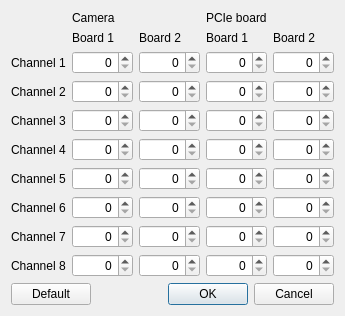
First picture: the form in escam/dialogdac.ui, repository Entwicklungsburo-Stresing/EBST_CAM, before the edit.
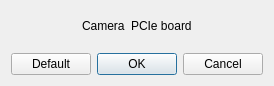
Second picture: the form after the edit. Custom widgets are drawn as their Qt base class.

```diff
--- a/escam/dialogdac.ui
+++ b/escam/dialogdac.ui
@@ -6,42 +6,31 @@
    <rect>
     <x>0</x>
     <y>0</y>
-    <width>311</width>
-    <height>303</height>
+    <width>257</width>
+    <height>86</height>
    </rect>
   </property>
   <property name="windowTitle">
    <string>DAC</string>
   </property>
-  <layout class="QVBoxLayout" name="verticalLayout">
+  <layout class="QVBoxLayout" name="verticalLayout_4">
    <item>
-    <layout class="QGridLayout" name="gridLayoutDac">
-     <item row="10" column="2">
-      <widget class="QSpinBox" name="spinBoxChannel8">
-       <property name="alignment">
-        <set>Qt::AlignRight|Qt::AlignTrailing|Qt::AlignVCenter</set>
-       </property>
-       <property name="maximum">
-        <number>65535</number>
-       </property>
-      </widget>
-     </item>
-     <item row="5" column="1">
-      <widget class="QLabel" name="labelDacChannel3">
-       <property name="text">
-        <string>Channel 3</string>
-       </property>
-      </widget>
-     </item>
-     <item row="2" column="4">
-      <widget class="QLabel" name="labelPcieBoard1">
-       <property name="text">
-        <string>Board 1</string>
-       </property>
-      </widget>
-     </item>
-     <item row="3" column="6">
-      <spacer name="horizontalSpacer_8">
+    <spacer name="verticalSpacer_3">
+     <property name="orientation">
+      <enum>Qt::Vertical</enum>
+     </property>
+     <property name="sizeHint" stdset="0">
+      <size>
+       <width>20</width>
+       <height>40</height>
+      </size>
+     </property>
+    </spacer>
+   </item>
+   <item>
+    <layout class="QHBoxLayout" name="horizontalLayout_4">
+     <item>
+      <spacer name="horizontalSpacer_2">
        <property name="orientation">
         <enum>Qt::Horizontal</enum>
        </property>
@@ -53,218 +42,72 @@
        </property>
       </spacer>
      </item>
-     <item row="6" column="2">
-      <widget class="QSpinBox" name="spinBoxChannel4">
-       <property name="alignment">
-        <set>Qt::AlignRight|Qt::AlignTrailing|Qt::AlignVCenter</set>
-       </property>
-       <property name="maximum">
-        <number>65535</number>
-       </property>
-      </widget>
+     <item>
+      <layout class="QVBoxLayout" name="verticalLayout"/>
      </item>
-     <item row="1" column="4">
-      <widget class="QLabel" name="labelPcie">
-       <property name="text">
-        <string>PCIe board</string>
-       </property>
-      </widget>
+     <item>
+      <layout class="QVBoxLayout" name="verticalLayout_3">
+       <item>
+        <widget class="QLabel" name="labelCamera">
+         <property name="text">
+          <string>Camera</string>
+         </property>
+        </widget>
+       </item>
+       <item>
+        <layout class="QHBoxLayout" name="horizontalLayout_3">
+         <item>
+          <widget class="DacSpinBoxes" name="dacSpinBoxesCameraBoard_0" native="true"/>
+         </item>
+         <item>
+          <widget class="DacSpinBoxes" name="dacSpinBoxesCameraBoard_1" native="true"/>
+         </item>
+         <item>
+          <widget class="DacSpinBoxes" name="dacSpinBoxesCameraBoard_2" native="true"/>
+         </item>
+         <item>
+          <widget class="DacSpinBoxes" name="dacSpinBoxesCameraBoard_3" native="true"/>
+         </item>
+         <item>
+          <widget class="DacSpinBoxes" name="dacSpinBoxesCameraBoard_4" native="true"/>
+         </item>
+        </layout>
+       </item>
+      </layout>
      </item>
-     <item row="4" column="3">
-      <widget class="QSpinBox" name="spinBoxBoard2Channel2">
-       <property name="alignment">
-        <set>Qt::AlignRight|Qt::AlignTrailing|Qt::AlignVCenter</set>
-       </property>
-       <property name="maximum">
-        <number>65535</number>
-       </property>
-      </widget>
+     <item>
+      <layout class="QVBoxLayout" name="verticalLayout_2">
+       <item>
+        <widget class="QLabel" name="labelPcie">
+         <property name="text">
+          <string>PCIe board</string>
+         </property>
+        </widget>
+       </item>
+       <item>
+        <layout class="QHBoxLayout" name="horizontalLayout_2">
+         <item>
+          <widget class="DacSpinBoxes" name="dacSpinBoxesPcieBoard_0" native="true"/>
+         </item>
+         <item>
+          <widget class="DacSpinBoxes" name="dacSpinBoxesPcieBoard_1" native="true"/>
+         </item>
+         <item>
+          <widget class="DacSpinBoxes" name="dacSpinBoxesPcieBoard_2" native="true"/>
+         </item>
+         <item>
+          <widget class="DacSpinBoxes" name="dacSpinBoxesPcieBoard_3" native="true"/>
+         </item>
+         <item>
+          <widget class="DacSpinBoxes" name="dacSpinBoxesPcieBoard_4" native="true"/>
+         </item>
+        </layout>
+       </item>
+      </layout>
      </item>
-     <item row="11" column="2">
-      <spacer name="verticalSpacer">
+     <item>
+      <spacer name="horizontalSpacer">
        <property name="orientation">
-        <enum>Qt::Vertical</enum>
-       </property>
-       <property name="sizeHint" stdset="0">
-        <size>
-         <width>20</width>
-         <height>40</height>
-        </size>
-       </property>
-      </spacer>
-     </item>
-     <item row="9" column="2">
-      <widget class="QSpinBox" name="spinBoxChannel7">
-       <property name="alignment">
-        <set>Qt::AlignRight|Qt::AlignTrailing|Qt::AlignVCenter</set>
-       </property>
-       <property name="maximum">
-        <number>65535</number>
-       </property>
-      </widget>
-     </item>
-     <item row="8" column="3">
-      <widget class="QSpinBox" name="spinBoxBoard2Channel6">
-       <property name="alignment">
-        <set>Qt::AlignRight|Qt::AlignTrailing|Qt::AlignVCenter</set>
-       </property>
-       <property name="maximum">
-        <number>65535</number>
-       </property>
-      </widget>
-     </item>
-     <item row="10" column="3">
-      <widget class="QSpinBox" name="spinBoxBoard2Channel8">
-       <property name="alignment">
-        <set>Qt::AlignRight|Qt::AlignTrailing|Qt::AlignVCenter</set>
-       </property>
-       <property name="maximum">
-        <number>65535</number>
-       </property>
-      </widget>
-     </item>
-     <item row="3" column="1">
-      <widget class="QLabel" name="labelDacChannel1">
-       <property name="text">
-        <string>Channel 1</string>
-       </property>
-      </widget>
-     </item>
-     <item row="7" column="3">
-      <widget class="QSpinBox" name="spinBoxBoard2Channel5">
-       <property name="alignment">
-        <set>Qt::AlignRight|Qt::AlignTrailing|Qt::AlignVCenter</set>
-       </property>
-       <property name="maximum">
-        <number>65535</number>
-       </property>
-      </widget>
-     </item>
-     <item row="2" column="3">
-      <widget class="QLabel" name="labelBoard2">
-       <property name="text">
-        <string>Board 2</string>
-       </property>
-      </widget>
-     </item>
-     <item row="5" column="3">
-      <widget class="QSpinBox" name="spinBoxBoard2Channel3">
-       <property name="alignment">
-        <set>Qt::AlignRight|Qt::AlignTrailing|Qt::AlignVCenter</set>
-       </property>
-       <property name="maximum">
-        <number>65535</number>
-       </property>
-      </widget>
-     </item>
-     <item row="0" column="2">
-      <spacer name="verticalSpacer_2">
-       <property name="orientation">
-        <enum>Qt::Vertical</enum>
-       </property>
-       <property name="sizeHint" stdset="0">
-        <size>
-         <width>20</width>
-         <height>40</height>
-        </size>
-       </property>
-      </spacer>
-     </item>
-     <item row="6" column="1">
-      <widget class="QLabel" name="labelDacChannel4">
-       <property name="text">
-        <string>Channel 4</string>
-       </property>
-      </widget>
-     </item>
-     <item row="10" column="1">
-      <widget class="QLabel" name="labelDacChannel8">
-       <property name="text">
-        <string>Channel 8</string>
-       </property>
-      </widget>
-     </item>
-     <item row="1" column="2">
-      <widget class="QLabel" name="labelCamera">
-       <property name="text">
-        <string>Camera</string>
-       </property>
-      </widget>
-     </item>
-     <item row="7" column="1">
-      <widget class="QLabel" name="labelDacChannel5">
-       <property name="text">
-        <string>Channel 5</string>
-       </property>
-      </widget>
-     </item>
-     <item row="2" column="2">
-      <widget class="QLabel" name="labelBoard1">
-       <property name="text">
-        <string>Board 1</string>
-       </property>
-      </widget>
-     </item>
-     <item row="8" column="2">
-      <widget class="QSpinBox" name="spinBoxChannel6">
-       <property name="alignment">
-        <set>Qt::AlignRight|Qt::AlignTrailing|Qt::AlignVCenter</set>
-       </property>
-       <property name="maximum">
-        <number>65535</number>
-       </property>
-      </widget>
-     </item>
-     <item row="7" column="2">
-      <widget class="QSpinBox" name="spinBoxChannel5">
-       <property name="alignment">
-        <set>Qt::AlignRight|Qt::AlignTrailing|Qt::AlignVCenter</set>
-       </property>
-       <property name="maximum">
-        <number>65535</number>
-       </property>
-      </widget>
-     </item>
-     <item row="4" column="2">
-      <widget class="QSpinBox" name="spinBoxChannel2">
-       <property name="alignment">
-        <set>Qt::AlignRight|Qt::AlignTrailing|Qt::AlignVCenter</set>
-       </property>
-       <property name="maximum">
-        <number>65535</number>
-       </property>
-      </widget>
-     </item>
-     <item row="9" column="1">
-      <widget class="QLabel" name="labelDacChannel7">
-       <property name="text">
-        <string>Channel 7</string>
-       </property>
-      </widget>
-     </item>
-     <item row="3" column="3">
-      <widget class="QSpinBox" name="spinBoxBoard2Channel1">
-       <property name="alignment">
-        <set>Qt::AlignRight|Qt::AlignTrailing|Qt::AlignVCenter</set>
-       </property>
-       <property name="maximum">
-        <number>65535</number>
-       </property>
-      </widget>
-     </item>
-     <item row="3" column="2">
-      <widget class="QSpinBox" name="spinBoxChannel1">
-       <property name="alignment">
-        <set>Qt::AlignRight|Qt::AlignTrailing|Qt::AlignVCenter</set>
-       </property>
-       <property name="maximum">
-        <number>65535</number>
-       </property>
-      </widget>
-     </item>
-     <item row="3" column="0">
-      <spacer name="horizontalSpacer_7">
-       <property name="orientation">
         <enum>Qt::Horizontal</enum>
        </property>
        <property name="sizeHint" stdset="0">
@@ -275,219 +118,21 @@
        </property>
       </spacer>
      </item>
-     <item row="5" column="2">
-      <widget class="QSpinBox" name="spinBoxChannel3">
-       <property name="alignment">
-        <set>Qt::AlignRight|Qt::AlignTrailing|Qt::AlignVCenter</set>
-       </property>
-       <property name="maximum">
-        <number>65535</number>
-       </property>
-      </widget>
-     </item>
-     <item row="8" column="1">
-      <widget class="QLabel" name="labelDacChannel6">
-       <property name="text">
-        <string>Channel 6</string>
-       </property>
-      </widget>
-     </item>
-     <item row="9" column="3">
-      <widget class="QSpinBox" name="spinBoxBoard2Channel7">
-       <property name="alignment">
-        <set>Qt::AlignRight|Qt::AlignTrailing|Qt::AlignVCenter</set>
-       </property>
-       <property name="maximum">
-        <number>65535</number>
-       </property>
-      </widget>
-     </item>
-     <item row="4" column="1">
-      <widget class="QLabel" name="labelDacChannel2">
-       <property name="text">
-        <string>Channel 2</string>
-       </property>
-      </widget>
-     </item>
-     <item row="6" column="3">
-      <widget class="QSpinBox" name="spinBoxBoard2Channel4">
-       <property name="alignment">
-        <set>Qt::AlignRight|Qt::AlignTrailing|Qt::AlignVCenter</set>
-       </property>
-       <property name="maximum">
-        <number>65535</number>
-       </property>
-      </widget>
-     </item>
-     <item row="2" column="5">
-      <widget class="QLabel" name="labelPcieBoard2">
-       <property name="text">
-        <string>Board 2</string>
-       </property>
-      </widget>
-     </item>
-     <item row="3" column="4">
-      <widget class="QSpinBox" name="spinBoxPCIeBoard1Channel1">
-       <property name="alignment">
-        <set>Qt::AlignRight|Qt::AlignTrailing|Qt::AlignVCenter</set>
-       </property>
-       <property name="maximum">
-        <number>65535</number>
-       </property>
-      </widget>
-     </item>
-     <item row="4" column="4">
-      <widget class="QSpinBox" name="spinBoxPCIeBoard1Channel2">
-       <property name="alignment">
-        <set>Qt::AlignRight|Qt::AlignTrailing|Qt::AlignVCenter</set>
-       </property>
-       <property name="maximum">
-        <number>65535</number>
-       </property>
-      </widget>
-     </item>
-     <item row="5" column="4">
-      <widget class="QSpinBox" name="spinBoxPCIeBoard1Channel3">
-       <property name="alignment">
-        <set>Qt::AlignRight|Qt::AlignTrailing|Qt::AlignVCenter</set>
-       </property>
-       <property name="maximum">
-        <number>65535</number>
-       </property>
-      </widget>
-     </item>
-     <item row="6" column="4">
-      <widget class="QSpinBox" name="spinBoxPCIeBoard1Channel4">
-       <property name="alignment">
-        <set>Qt::AlignRight|Qt::AlignTrailing|Qt::AlignVCenter</set>
-       </property>
-       <property name="maximum">
-        <number>65535</number>
-       </property>
-      </widget>
-     </item>
-     <item row="7" column="4">
-      <widget class="QSpinBox" name="spinBoxPCIeBoard1Channel5">
-       <property name="alignment">
-        <set>Qt::AlignRight|Qt::AlignTrailing|Qt::AlignVCenter</set>
-       </property>
-       <property name="maximum">
-        <number>65535</number>
-       </property>
-      </widget>
-     </item>
-     <item row="8" column="4">
-      <widget class="QSpinBox" name="spinBoxPCIeBoard1Channel6">
-       <property name="alignment">
-        <set>Qt::AlignRight|Qt::AlignTrailing|Qt::AlignVCenter</set>
-       </property>
-       <property name="maximum">
-        <number>65535</number>
-       </property>
-      </widget>
-     </item>
-     <item row="9" column="4">
-      <widget class="QSpinBox" name="spinBoxPCIeBoard1Channel7">
-       <property name="alignment">
-        <set>Qt::AlignRight|Qt::AlignTrailing|Qt::AlignVCenter</set>
-       </property>
-       <property name="maximum">
-        <number>65535</number>
-       </property>
-      </widget>
-     </item>
-     <item row="10" column="4">
-      <widget class="QSpinBox" name="spinBoxPCIeBoard1Channel8">
-       <property name="alignment">
-        <set>Qt::AlignRight|Qt::AlignTrailing|Qt::AlignVCenter</set>
-       </property>
-       <property name="maximum">
-        <number>65535</number>
-       </property>
-      </widget>
-     </item>
-     <item row="3" column="5">
-      <widget class="QSpinBox" name="spinBoxPCIeBoard2Channel1">
-       <property name="alignment">
-        <set>Qt::AlignRight|Qt::AlignTrailing|Qt::AlignVCenter</set>
-       </property>
-       <property name="maximum">
-        <number>65535</number>
-       </property>
-      </widget>
-     </item>
-     <item row="4" column="5">
-      <widget class="QSpinBox" name="spinBoxPCIeBoard2Channel2">
-       <property name="alignment">
-        <set>Qt::AlignRight|Qt::AlignTrailing|Qt::AlignVCenter</set>
-       </property>
-       <property name="maximum">
-        <number>65535</number>
-       </property>
-      </widget>
-     </item>
-     <item row="5" column="5">
-      <widget class="QSpinBox" name="spinBoxPCIeBoard2Channel3">
-       <property name="alignment">
-        <set>Qt::AlignRight|Qt::AlignTrailing|Qt::AlignVCenter</set>
-       </property>
-       <property name="maximum">
-        <number>65535</number>
-       </property>
-      </widget>
-     </item>
-     <item row="6" column="5">
-      <widget class="QSpinBox" name="spinBoxPCIeBoard2Channel4">
-       <property name="alignment">
-        <set>Qt::AlignRight|Qt::AlignTrailing|Qt::AlignVCenter</set>
-       </property>
-       <property name="maximum">
-        <number>65535</number>
-       </property>
-      </widget>
-     </item>
-     <item row="7" column="5">
-      <widget class="QSpinBox" name="spinBoxPCIeBoard2Channel5">
-       <property name="alignment">
-        <set>Qt::AlignRight|Qt::AlignTrailing|Qt::AlignVCenter</set>
-       </property>
-       <property name="maximum">
-        <number>65535</number>
-       </property>
-      </widget>
-     </item>
-     <item row="8" column="5">
-      <widget class="QSpinBox" name="spinBoxPCIeBoard2Channel6">
-       <property name="alignment">
-        <set>Qt::AlignRight|Qt::AlignTrailing|Qt::AlignVCenter</set>
-       </property>
-       <property name="maximum">
-        <number>65535</number>
-       </property>
-      </widget>
-     </item>
-     <item row="9" column="5">
-      <widget class="QSpinBox" name="spinBoxPCIeBoard2Channel7">
-       <property name="alignment">
-        <set>Qt::AlignRight|Qt::AlignTrailing|Qt::AlignVCenter</set>
-       </property>
-       <property name="maximum">
-        <number>65535</number>
-       </property>
-      </widget>
-     </item>
-     <item row="10" column="5">
-      <widget class="QSpinBox" name="spinBoxPCIeBoard2Channel8">
-       <property name="alignment">
-        <set>Qt::AlignRight|Qt::AlignTrailing|Qt::AlignVCenter</set>
-       </property>
-       <property name="maximum">
-        <number>65535</number>
-       </property>
-      </widget>
-     </item>
     </layout>
    </item>
+   <item>
+    <spacer name="verticalSpacer_2">
+     <property name="orientation">
+      <enum>Qt::Vertical</enum>
+     </property>
+     <property name="sizeHint" stdset="0">
+      <size>
+       <width>20</width>
+       <height>40</height>
+      </size>
+     </property>
+    </spacer>
+   </item>
    <item>
     <layout class="QHBoxLayout" name="horizontalLayout">
      <item>
@@ -509,6 +154,14 @@
   </layout>
  </widget>
  <layoutdefault spacing="6" margin="11"/>
+ <customwidgets>
+  <customwidget>
+   <class>DacSpinBoxes</class>
+   <extends>QWidget</extends>
+   <header>dacspinboxes.h</header>
+   <container>1</container>
+  </customwidget>
+ </customwidgets>
  <tabstops>
   <tabstop>spinBoxChannel1</tabstop>
   <tabstop>spinBoxBoard2Channel1</tabstop>
```
Left out of the diff: 16 changed lines with no effect on the pictures.
